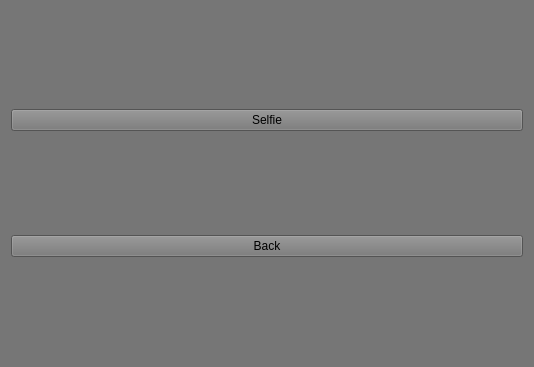
This is App/ImageRIT/selfie.ui in natedileas/ImageRIT as Qt 5 draws it before an edit. The edited form follows.
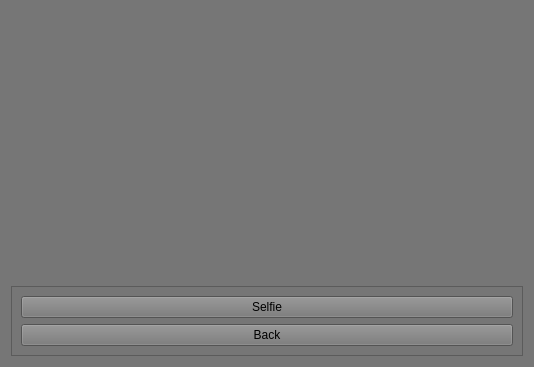
This is the edited form. Icons and pictures are not drawn.

What changed in the file:
```diff
--- a/App/ImageRIT/selfie.ui
+++ b/App/ImageRIT/selfie.ui
@@ -18,7 +18,38 @@
   </property>
   <layout class="QVBoxLayout" name="verticalLayout">
    <item>
+    <widget class="QLabel" name="label">
+     <property name="styleSheet">
+      <string notr="true">image: url(:/images/CIS.gif);</string>
+     </property>
+     <property name="text">
+      <string/>
+     </property>
+    </widget>
+   </item>
+   <item>
+    <widget class="QFrame" name="frame">
+     <property name="sizePolicy">
+      <sizepolicy hsizetype="Preferred" vsizetype="Maximum">
+       <horstretch>0</horstretch>
+       <verstretch>0</verstretch>
+      </sizepolicy>
+     </property>
+     <property name="frameShape">
+      <enum>QFrame::StyledPanel</enum>
+     </property>
+     <property name="frameShadow">
+      <enum>QFrame::Raised</enum>
+     </property>
+     <layout class="QVBoxLayout" name="verticalLayout_2">
+      <item>
     <widget class="QPushButton" name="selfie_b">
+        <property name="sizePolicy">
+         <sizepolicy hsizetype="Minimum" vsizetype="Fixed">
+          <horstretch>0</horstretch>
+          <verstretch>0</verstretch>
+         </sizepolicy>
+        </property>
      <property name="text">
       <string>Selfie</string>
      </property>
@@ -29,6 +60,9 @@
      <property name="text">
       <string>Back</string>
      </property>
+       </widget>
+      </item>
+     </layout>
     </widget>
    </item>
   </layout>
```
Lines whose indentation alone changed are shown as unchanged.
